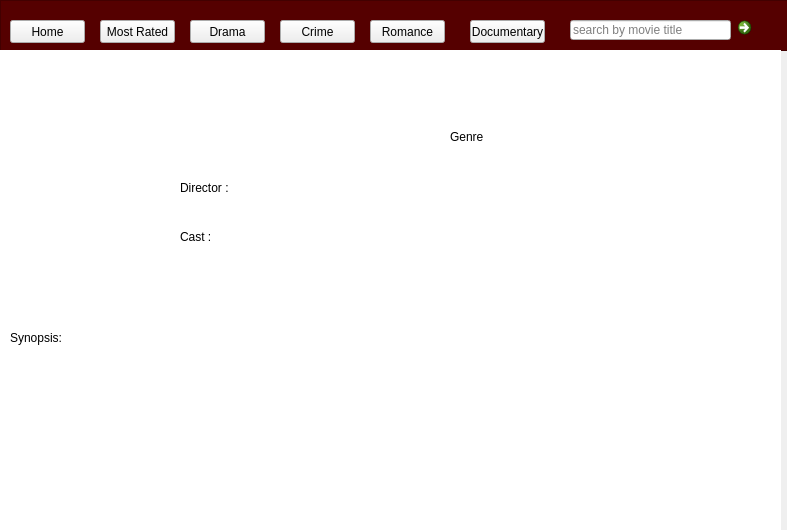
Above: clientwin.ui from sagarpaudell/Pitchers before the change. Below: the same form after it.
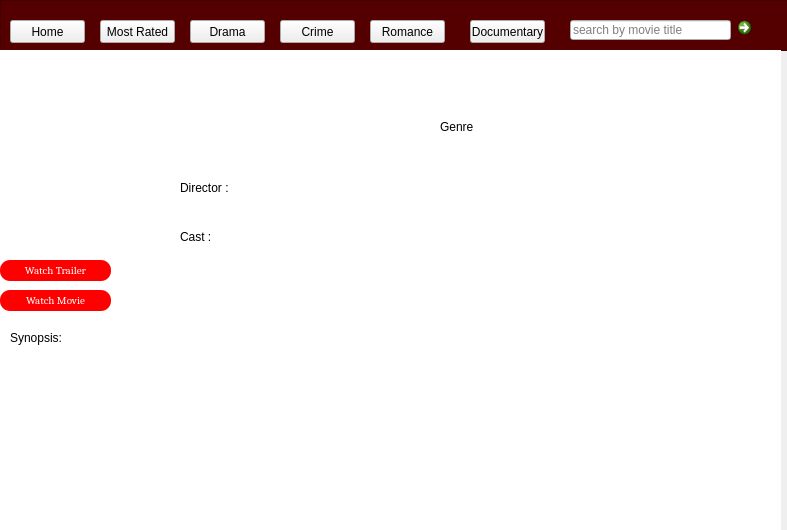
That is the form after the change. The open tabs and pages were chosen to show the change. Icons and pictures are not drawn.

What changed in the file:
```diff
--- a/clientwin.ui
+++ b/clientwin.ui
@@ -253,7 +253,7 @@
        <rect>
         <x>170</x>
         <y>0</y>
-        <width>341</width>
+        <width>531</width>
         <height>61</height>
        </rect>
       </property>
@@ -298,22 +298,6 @@
        <string>Cast :</string>
       </property>
      </widget>
-     <widget class="QLabel" name="IMDb">
-      <property name="geometry">
-       <rect>
-        <x>240</x>
-        <y>100</y>
-        <width>51</width>
-        <height>16</height>
-       </rect>
-      </property>
-      <property name="styleSheet">
-       <string notr="true">font: 14pt &quot;Century Gothic&quot;;</string>
-      </property>
-      <property name="text">
-       <string/>
-      </property>
-     </widget>
      <widget class="QLabel" name="movie_poster">
       <property name="geometry">
        <rect>
@@ -380,8 +364,8 @@
      <widget class="QLabel" name="label_2">
       <property name="geometry">
        <rect>
-        <x>450</x>
-        <y>80</y>
+        <x>440</x>
+        <y>70</y>
         <width>47</width>
         <height>13</height>
        </rect>
@@ -440,6 +424,87 @@
        <string>Synopsis:</string>
       </property>
      </widget>
+     <widget class="QLabel" name="IMDb">
+      <property name="geometry">
+       <rect>
+        <x>240</x>
+        <y>92</y>
+        <width>47</width>
+        <height>21</height>
+       </rect>
+      </property>
+      <property name="styleSheet">
+       <string notr="true">border-style: none;
+</string>
+      </property>
+      <property name="text">
+       <string/>
+      </property>
+     </widget>
+     <widget class="QPushButton" name="trailer_button">
+      <property name="geometry">
+       <rect>
+        <x>0</x>
+        <y>210</y>
+        <width>111</width>
+        <height>21</height>
+       </rect>
+      </property>
+      <property name="font">
+       <font>
+        <family>Cambria</family>
+        <pointsize>8</pointsize>
+        <weight>50</weight>
+        <italic>false</italic>
+        <bold>false</bold>
+       </font>
+      </property>
+      <property name="styleSheet">
+       <string notr="true">font: 8pt &quot;Cambria&quot;;
+	color: rgb(0, 85, 255);
+padding-left:10px;
+padding-right:10px;
+border-radius:10px;
+background:rgb(255, 0, 0);
+color:rgb(255, 255, 255);
+</string>
+      </property>
+      <property name="text">
+       <string>Watch Trailer</string>
+      </property>
+     </widget>
+     <widget class="QPushButton" name="movie_button">
+      <property name="geometry">
+       <rect>
+        <x>0</x>
+        <y>240</y>
+        <width>111</width>
+        <height>21</height>
+       </rect>
+      </property>
+      <property name="font">
+       <font>
+        <family>Cambria</family>
+        <pointsize>8</pointsize>
+        <weight>50</weight>
+        <italic>false</italic>
+        <bold>false</bold>
+       </font>
+      </property>
+      <property name="styleSheet">
+       <string notr="true">font: 8pt &quot;Cambria&quot;;
+	color: rgb(0, 85, 255);
+padding-left:10px;
+padding-right:10px;
+border-radius:10px;
+background:rgb(255, 0, 0);
+color:rgb(255, 255, 255);
+</string>
+      </property>
+      <property name="text">
+       <string>Watch Movie</string>
+      </property>
+     </widget>
     </widget>
    </widget>
    <widget class="QPushButton" name="documentary">
```
Left out of the diff: 5 changed lines with no effect on the pictures.
